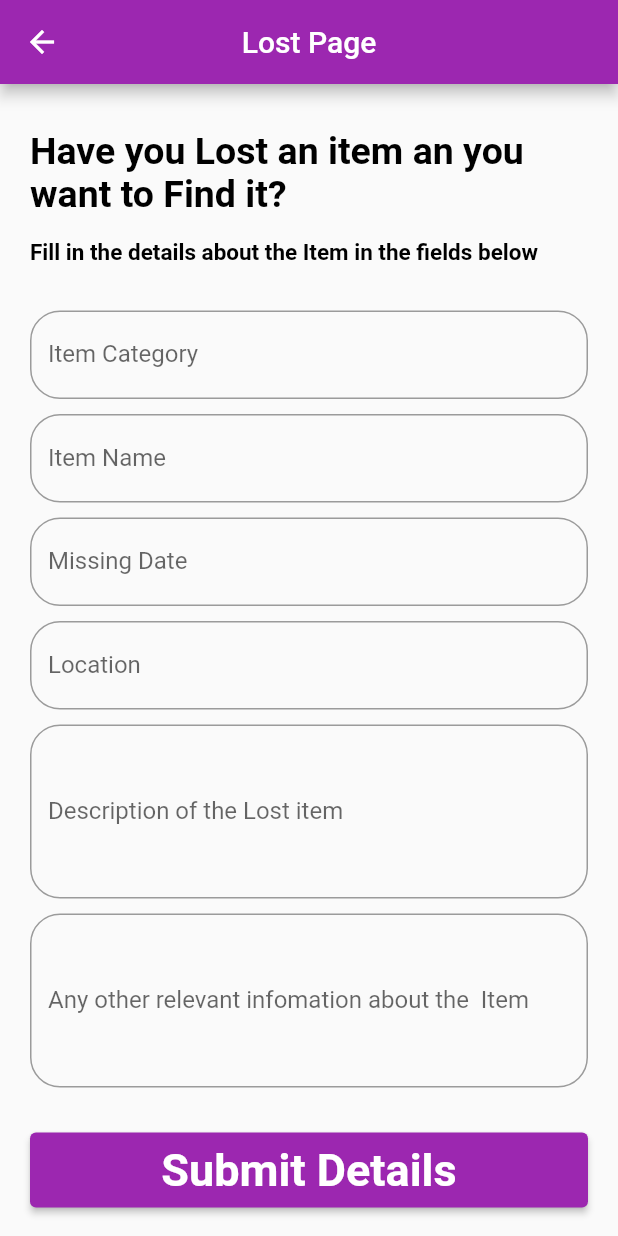
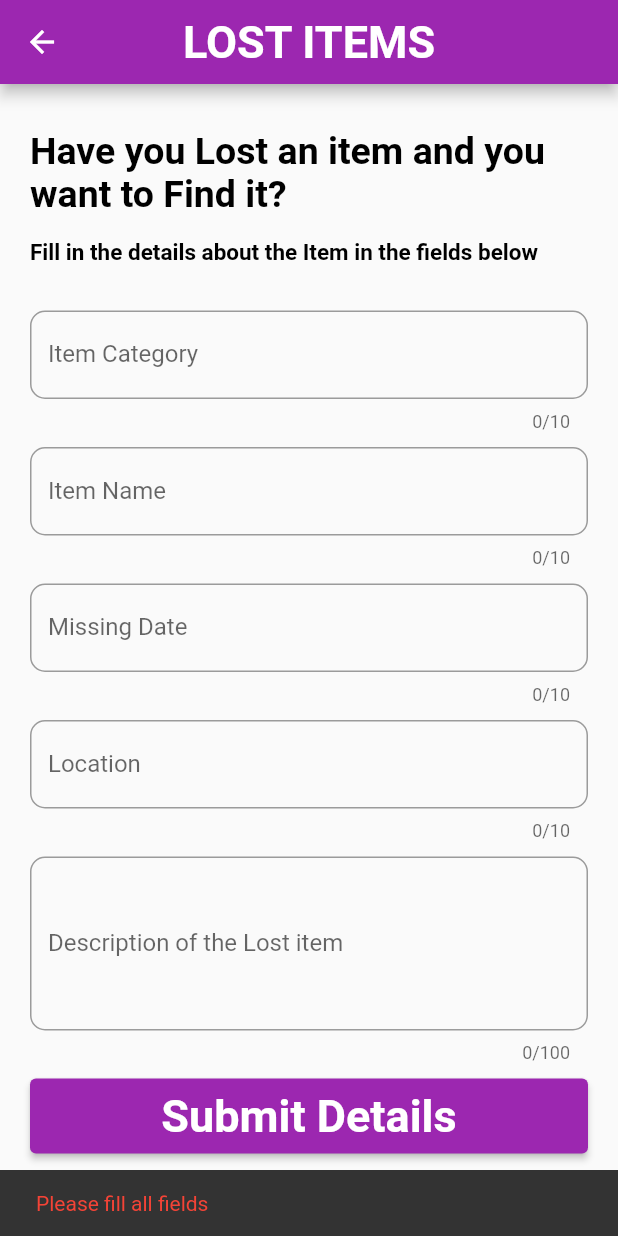
Before and after one commit to Erasto-M/Lost-Found, a Flutter app: the Lost screen opened directly, after a tap on "Submit Details", on a phone screen of 412 x 824 dp. Run offline on Flutter 3.47's test engine with Material 2 defaults, Android fonts, the phone set to English and light mode, and no system bars; our stand-ins replace cloud_firestore, firebase_auth, firebase_core, google_fonts; accounts and stored records are empty.

Commit message:
added the home.dart

```diff
--- a/lib/Authentication/welcome_screen.dart
+++ b/lib/Authentication/welcome_screen.dart
@@ -2,6 +2,7 @@
 import 'package:google_fonts/google_fonts.dart';
 import 'package:lostfound/Authentication/Register_screen.dart';
 import 'package:lostfound/Authentication/reusableWidgets1.dart';
+import 'package:lostfound/LostItems/FetchlostItems.dart';
 class Welcome extends StatefulWidget {
   const Welcome({Key? key}) : super(key: key);
 
@@ -82,6 +83,9 @@ class _WelcomeState extends State<Welcome> {
                             mainAxisAlignment: MainAxisAlignment.spaceEvenly,
                             children: [
                               GestureDetector(
+                                onTap: (){
+                                  Navigator.of(context).push(MaterialPageRoute(builder: (context)=>Fetchlost()));
+                                },
                                 child: Container(
                                   height: 140,
                                   width: 140,
--- a/lib/Home.dart
+++ b/lib/Home/Home.dart
@@ -1,5 +1,6 @@
 import 'package:flutter/material.dart';
-import 'package:lostfound/profile.dart';
+import 'package:lostfound/Home/profile.dart';
+import 'package:lostfound/LostItems/FetchlostItems.dart';
 class Home extends StatefulWidget {
   const Home({Key? key}) : super(key: key);
 
@@ -29,10 +30,12 @@ class _HomeState extends State<Home> {
             left: 20,
             right: 20,
           ),
-          child: Column(
-            children: const [
-              Center(child: Text('Welcome user')),
-            ],
+          child: SingleChildScrollView(
+            child: Column(
+              children: const [
+                Center(child: Text("Lost Items")),
+              ],
+            ),
           ),
         ),
       ),
--- a/lib/Lost.dart
+++ b/lib/LostItems/Lost.dart
@@ -1,5 +1,8 @@
 import 'package:flutter/material.dart';
 import 'package:lostfound/Authentication/reusableWidgets1.dart';
+import 'package:cloud_firestore/cloud_firestore.dart';
+import 'package:lostfound/LostItems/FetchlostItems.dart';
+import 'package:lostfound/LostItems/LostitemsAdmin.dart';
 class Lost extends StatefulWidget {
   const Lost({Key? key}) : super(key: key);
 
@@ -8,11 +11,20 @@ class Lost extends StatefulWidget {
 }
 
 class _LostState extends State<Lost> {
+  final FirebaseFirestore firestore = FirebaseFirestore.instance;
+  final categorycontroller = TextEditingController();
+  final namecontroller = TextEditingController();
+  final datecontroller = TextEditingController();
+  final locationcontroller = TextEditingController();
+  final descrptioncontroller = TextEditingController();
   @override
   Widget build(BuildContext context) {
     return Scaffold(
       appBar: AppBar(
-        title: const Text("Lost Page"),
+        title: const Text("LOST ITEMS",
+        style: TextStyle(color: Colors.white,
+            fontWeight: FontWeight.bold,fontSize: 30),
+        ),
         centerTitle: true,
       ),
       body: SafeArea(
@@ -26,107 +38,144 @@ class _LostState extends State<Lost> {
             child: Column(
               crossAxisAlignment: CrossAxisAlignment.start,
               children:  [
-                Bigtext(text: "Have you Lost an item an you want to Find it?"),
+                Bigtext(text: "Have you Lost an item and you want to Find it?"),
                 Space(),
                 Smalltext(text: "Fill in the details about the Item in the fields below"),
                 const SizedBox(height: 30,),
                  TextFormField(
+                   controller: categorycontroller,
                   keyboardType: TextInputType.text,
                   maxLines: 1,
+                  maxLength: 10,
                   decoration:  InputDecoration(
                     border: OutlineInputBorder(
                       borderSide: const BorderSide(
                         width: 2,
                         color: Colors.green,
                       ),
-                      borderRadius: BorderRadius.circular(20)
+                      borderRadius: BorderRadius.circular(10)
                     ),
                     label: const Text("Item Category"),
                   ),
                 ),
                 const SizedBox(height: 10,),
                 TextFormField(
+                  controller: namecontroller,
                   keyboardType: TextInputType.text,
                   maxLines: 1,
+                  maxLength: 10,
                   decoration:  InputDecoration(
                     border: OutlineInputBorder(
                         borderSide: const BorderSide(
                           width: 2,
                           color: Colors.green,
                         ),
-                        borderRadius: BorderRadius.circular(20)
+                        borderRadius: BorderRadius.circular(10)
                     ),
                     label: const Text("Item Name"),
                   ),
                 ),
                 const SizedBox(height: 10,),
                  TextFormField(
+                   controller: datecontroller,
                   keyboardType: TextInputType.datetime,
                   maxLines: 1,
+                  maxLength: 10,
                   decoration:  InputDecoration(
                     border: OutlineInputBorder(
                         borderSide: const BorderSide(
                           width: 2,
                           color: Colors.green,
                         ),
-                        borderRadius: BorderRadius.circular(20)
+                        borderRadius: BorderRadius.circular(10)
                     ),
                     label: const Text("Missing Date"),
                   ),
                 ),
                 const SizedBox(height: 10,),
                 TextFormField(
+                  controller: locationcontroller,
                   keyboardType: TextInputType.text,
                   maxLines: 1,
+                  maxLength: 10,
                   decoration:  InputDecoration(
                     border: OutlineInputBorder(
                         borderSide: const BorderSide(
                           width: 2,
                           color: Colors.green,
                         ),
-                        borderRadius: BorderRadius.circular(20)
+                        borderRadius: BorderRadius.circular(10)
                     ),
                     label:const  Text("Location"),
                   ),
                 ),
                 const SizedBox(height: 10,),
                  TextFormField(
+                   controller: descrptioncontroller,
                   keyboardType: TextInputType.text,
                   maxLines: 4,
+                  maxLength: 100,
                   decoration:  InputDecoration(
                     border: OutlineInputBorder(
                         borderSide: const BorderSide(
                           width: 2,
                           color: Colors.green,
                         ),
-                        borderRadius: BorderRadius.circular(20)
+                        borderRadius: BorderRadius.circular(10)
                     ),
                     label: const Text("Description of the Lost item"),
                   ),
                 ),
                 const SizedBox(height: 10,),
-                TextFormField(
-                  keyboardType: TextInputType.datetime,
-                  maxLines: 4,
-                  decoration:  InputDecoration(
-                    border: OutlineInputBorder(
-                        borderSide: const BorderSide(
-                          width: 2,
-                          color: Colors.green,
-                        ),
-                        borderRadius: BorderRadius.circular(20)
-                    ),
-                    label: const  Text("Any other relevant infomation about the  Item"),
-                  ),
-                ),
-                const SizedBox(height: 30,),
                 Container(
                   height: 50,
                   width: MediaQuery.of(context).size.width,
                   child: ElevatedButton(
-                    onPressed: (){},
+                    onPressed: ()async{
+                      if(
+                      categorycontroller.text.isEmpty||
+                          namecontroller.text.isEmpty||
+                      datecontroller.text.isEmpty||
+                      locationcontroller.text.isEmpty||
+                          descrptioncontroller.text.isEmpty
+                      ){
+                        ScaffoldMessenger.of(context).showSnackBar(
+                          const SnackBar(
+                            duration: Duration(seconds: 2),
+                              content: Text("Please fill all fields",
+                            style: TextStyle(color: Colors.red),
+                          )),
+                        );
+                      }else{
+                        await firestore.collection('Lost_items').doc().set({
+                          'Category': categorycontroller.text,
+                          'Item Name': namecontroller.text,
+                          'Mising Date': datecontroller.text.toString(),
+                          'Location': locationcontroller.text,
+                          "Item Description": descrptioncontroller.text,
+                        });
+                      }
+
+                    },
                     child: const Text("Submit Details",
                     style: TextStyle(color: Colors.white,fontSize: 30,fontWeight: FontWeight.bold),
+                    ),
+                  ),
+                ),
+                Space(),
+                Container(
+                  height: 50,
+                  width: MediaQuery.of(context).size.width,
+                  decoration: BoxDecoration(
+                    color: Colors.purple.withOpacity(0.3),
+                    borderRadius: BorderRadius.circular(10),
+                  ),
+                  child: ElevatedButton(
+                    onPressed: (){
+                      Navigator.of(context).push(MaterialPageRoute(builder: (context)=>const lostAdmin()));
+                    },
+                    child: const Text("Access Lost Items",
+                      style: TextStyle(color: Colors.white,fontWeight: FontWeight.bold,fontSize: 30,),
                     ),
                   ),
                 ),
--- a/pubspec.yaml
+++ b/pubspec.yaml
@@ -38,6 +38,7 @@ dependencies:
   firebase_auth: ^4.2.10
   firebase_core: ^2.7.1
   google_fonts: ^4.0.3
+  cloud_firestore: ^4.4.4
 
 
 dev_dependencies:
```
Also changed, not shown: lib/Home/Homepage.dart (+4 -4 lines), lib/LostItems/FetchlostItems.dart (added, +154 -0 lines), lib/LostItems/LostitemsAdmin.dart (added, +291 -0 lines), Images/hilux2.jpg (added), lib/Founditems/Found.dart (renamed from lib/Found.dart), lib/Home/profile.dart (line endings or trailing spaces), pubspec.lock, 1 other file.
